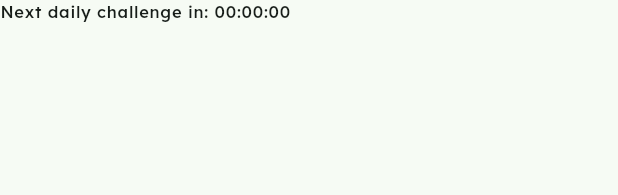
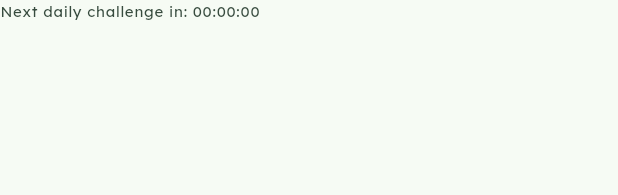
Before and after one commit to simonerlic/colour-guesser, a Flutter app: the CountdownTimer widget shown alone on an empty page, opened directly with empty values, on a phone screen of 412 x 824 dp. Shown: the top 195 px of the screen. Run offline on Flutter 3.47's test engine with Material 2 defaults, Android fonts, the phone set to English and light mode, and no system bars; our stand-ins replace share_plus, shared_preferences; accounts and stored records are empty.

Commit message:
Stylize text with Material Colours

```diff
--- a/lib/main.dart
+++ b/lib/main.dart
@@ -254,12 +254,18 @@ class _StartPageState extends State<StartPage> {
             Row(
               mainAxisAlignment: MainAxisAlignment.center,
               children: [
-                Icon(Icons.auto_awesome_mosaic_rounded,
-                    color: Theme.of(context).colorScheme.primary),
+                Icon(Icons.tune_rounded,
+                    size: 28,
+                    color: Theme.of(context).colorScheme.onPrimaryContainer),
                 const SizedBox(width: 8),
                 Text("Prismatic",
                     // Use Lexend-Medium for the title
-                    style: Theme.of(context).textTheme.headlineMedium),
+                    style: TextStyle(
+                        fontFamily: 'Lexend',
+                        fontWeight: FontWeight.w500,
+                        fontSize: 28,
+                        color:
+                            Theme.of(context).colorScheme.onPrimaryContainer)),
               ],
             ),
             const SizedBox(height: 8),
--- a/lib/views/widgets/countdown_timer.dart
+++ b/lib/views/widgets/countdown_timer.dart
@@ -47,7 +47,12 @@ class _CountdownTimerState extends State<CountdownTimer> {
       'Next daily challenge in: ${_duration.inHours.toString().padLeft(2, '0')}:'
       '${(_duration.inMinutes % 60).toString().padLeft(2, '0')}:'
       '${(_duration.inSeconds % 60).toString().padLeft(2, '0')}',
-      style: Theme.of(context).textTheme.labelSmall,
+      style: TextStyle(
+          fontFamily: 'Lexend',
+          fontWeight: FontWeight.w400,
+          fontSize: 10,
+          letterSpacing: 0.5,
+          color: Theme.of(context).colorScheme.onSecondaryContainer),
     );
   }
 }
```
